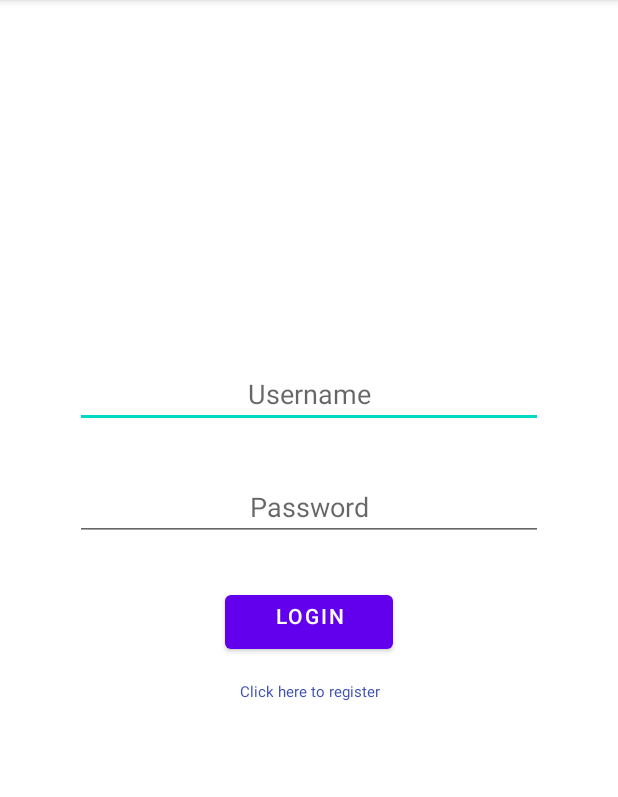
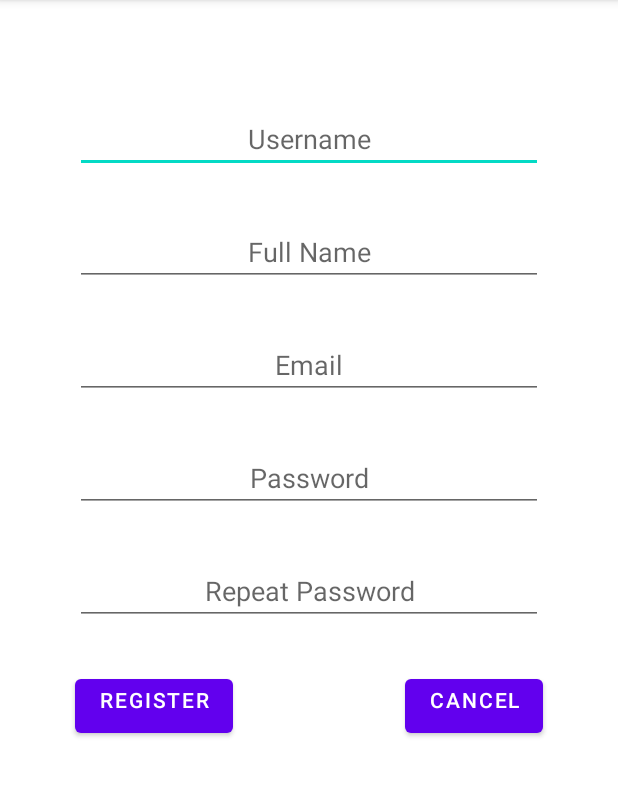
Before and after one commit to Leet-Soft/MoneyLaundryApp, an Android app: the screen it shows after launch (LoginActivity before the commit, RegisterActivity after it), after a tap on "Click here to register", on a phone screen of 412 x 824 dp, the part 84-881 px from its top. Run offline under Robolectric (Android 15) with nearby library versions, the phone set to English and light mode, and no system bars.

Commit message:
5.3.2023 end of day commit

```diff
--- a/app/src/main/java/uni/fmi/masters/moneylaundryapp/LoginActivity.java
+++ b/app/src/main/java/uni/fmi/masters/moneylaundryapp/LoginActivity.java
@@ -1,13 +1,52 @@
 package uni.fmi.masters.moneylaundryapp;
 
 import androidx.appcompat.app.AppCompatActivity;
+
+import android.content.Intent;
 import android.os.Bundle;
+import android.view.View;
+import android.widget.EditText;
+import android.widget.Toast;
+
+import uni.fmi.masters.moneylaundryapp.entity.UserEntity;
+import uni.fmi.masters.moneylaundryapp.helper.SQLiteHelper;
 
 public class LoginActivity extends AppCompatActivity {
+
+    EditText usernameET;
+    EditText passwordET;
+    SQLiteHelper db;
+    int counter = 0;
 
     @Override
     protected void onCreate(Bundle savedInstanceState) {
         super.onCreate(savedInstanceState);
         setContentView(R.layout.activity_login);
+        usernameET = findViewById(R.id.loginUsernameET);
+        passwordET = findViewById(R.id.loginPasswordET);
+        db = new SQLiteHelper(this);
+    }
+
+    public void login(View view){
+        UserEntity user = db.login(usernameET.getText().toString(),
+                passwordET.getText().toString());
+
+        counter++;
+
+        if(user != null){
+            Intent intent = new Intent(this, MainActivity.class);
+            startActivity(intent);
+        }else{
+            Toast.makeText(this, "Wrong Credentials....",
+                    Toast.LENGTH_SHORT).show();
+            if(counter > 2){
+                finish();
+            }
+        }
+    }
+
+    public void register(View view){
+        Intent intent = new Intent(this, RegisterActivity.class);
+        startActivity(intent);
     }
 }
--- a/app/src/main/java/uni/fmi/masters/moneylaundryapp/RegisterActivity.java
+++ b/app/src/main/java/uni/fmi/masters/moneylaundryapp/RegisterActivity.java
@@ -2,13 +2,65 @@ package uni.fmi.masters.moneylaundryapp;
 
 import androidx.appcompat.app.AppCompatActivity;
 
+import android.content.Intent;
 import android.os.Bundle;
+import android.util.Log;
+import android.view.View;
+import android.widget.EditText;
+import android.widget.Toast;
+
+import uni.fmi.masters.moneylaundryapp.entity.UserEntity;
+import uni.fmi.masters.moneylaundryapp.helper.SQLiteHelper;
 
 public class RegisterActivity extends AppCompatActivity {
 
+    EditText usernameET;
+    EditText passwordET;
+    EditText repeatPasswordET;
+    EditText nameET;
+    EditText emailET;
+
+    SQLiteHelper db;
     @Override
     protected void onCreate(Bundle savedInstanceState) {
         super.onCreate(savedInstanceState);
         setContentView(R.layout.activity_register);
+
+        usernameET = findViewById(R.id.registerUsernameET);
+        passwordET = findViewById(R.id.registerPasswordET);
+        repeatPasswordET = findViewById(R.id.registerRepeatPassword);
+        nameET = findViewById(R.id.registerNameET);
+        emailET = findViewById(R.id.registerEmailET);
+
+        db = new SQLiteHelper(this);
+    }
+    public void returnToLogin(View view){
+        if(view.getId() == R.id.registerOkB){
+            if(passwordET.getText().length() > 0
+                && emailET.getText().length() > 0
+                && usernameET.getText().length() > 0
+                && passwordET.getText().toString()
+                    .equals(repeatPasswordET.getText().toString())) {
+
+                UserEntity user = new UserEntity();
+
+                user.setEmail(emailET.getText().toString());
+                user.setFullName(nameET.getText().toString());
+                user.setPassword(passwordET.getText().toString());
+                user.setUsername(usernameET.getText().toString());
+
+                if(!db.register(user)){
+                    Toast.makeText(this, "Username exists", Toast.LENGTH_SHORT).show();
+                    return;
+                }
+            }else{
+                Toast.makeText(this, "Something went wrong...", Toast.LENGTH_SHORT).show();
+                return;
+            }
+        }
+
+        Intent intent = new Intent(this, LoginActivity.class);
+        startActivity(intent);
+
     }
 }
--- /dev/null
+++ b/app/src/main/java/uni/fmi/masters/moneylaundryapp/helper/SQLiteHelper.java
@@ -0,0 +1,97 @@
+package uni.fmi.masters.moneylaundryapp.helper;
+
+import android.content.ContentValues;
+import android.content.Context;
+import android.database.Cursor;
+import android.database.sqlite.SQLiteDatabase;
+import android.database.sqlite.SQLiteOpenHelper;
+
+import androidx.annotation.Nullable;
+
+import uni.fmi.masters.moneylaundryapp.entity.UserEntity;
+
+public class SQLiteHelper extends SQLiteOpenHelper {
+
+    public static final String DB_NAME = "money.db";
+    public static final int DB_VERSION = 1;
+
+    public static final String COLUMN_ID = "id";
+    public static final String COLUMN_USERNAME = "username";
+    public static final String COLUMN_PASSWORD = "password";
+    public static final String COLUMN_NAME = "name";
+    public static final String COLUMN_EMAIL = "email";
+    public static final String COLUMN_AVATAR = "avatar";
+
+    public static final String USER_CREATE_QUERY = "CREATE TABLE Users (" +
+            "id INTEGER PRIMARY KEY AUTOINCREMENT," +
+            "name varchar(255)," +
+            "email varchar(255) UNIQUE NOT NULL," +
+            "password varchar(255) NOT NULL," +
+            "username varchar(255) UNIQUE NOT NULL," +
+            "avatar varchar(255)" +
+            ");";
+
+
+
+    public SQLiteHelper(@Nullable Context context) {
+        super(context, DB_NAME, null, DB_VERSION);
+    }
+
+    @Override
+    public void onCreate(SQLiteDatabase sqLiteDatabase) {
+        sqLiteDatabase.execSQL(USER_CREATE_QUERY);
+    }
+
+    @Override
+    public void onUpgrade(SQLiteDatabase sqLiteDatabase, int i, int i1) {
+
+    }
+
+    public UserEntity login(String username, String password){
+
+        SQLiteDatabase db = getReadableDatabase();
+        String rawQuery = "SELECT * FROM users WHERE "
+                + COLUMN_USERNAME + " = '" + username +  "' "
+                + " AND " + COLUMN_PASSWORD + " = '" + password + "'";
+
+        Cursor c = db.rawQuery(rawQuery, null);
+
+//        String rawQuery2 = "SELECT * FROM users WHERE "
+//                + COLUMN_USERNAME + " = '?' AND " + COLUMN_PASSWORD
+//                + " = '?'";
+//
+//        Cursor c2 = db.rawQuery(rawQuery2, new String[] {username, password});
+//
+
+        if(c.moveToFirst()){
+            int id = c.getInt(c.getColumnIndexOrThrow(COLUMN_ID));
+            String avatar = c.getString(c.getColumnIndexOrThrow(COLUMN_AVATAR));
+            String email = c.getString(c.getColumnIndexOrThrow(COLUMN_EMAIL));
+            String name = c.getString(c.getColumnIndexOrThrow(COLUMN_NAME));
+
+            UserEntity user = new UserEntity(username, password, email,name);
+            user.setId(id);
+            user.setAvatarPath(avatar);
+
+            return user;
+        }
+
+        return null;
+    }
+
+    public boolean register(UserEntity user){
+        SQLiteDatabase db = getWritableDatabase();
+
+        ContentValues cv = new ContentValues();
+        cv.put(COLUMN_AVATAR, user.getAvatarPath());
+        cv.put(COLUMN_USERNAME, user.getUsername());
+        cv.put(COLUMN_PASSWORD, user.getPassword());
+        cv.put(COLUMN_EMAIL, user.getEmail());
+        cv.put(COLUMN_NAME, user.getFullName());
+
+        if(db.insert("users",null,cv) != -1)
+            return true;
+
+        return false;
+    }
+}
```
Also changed, not shown: app/src/main/java/uni/fmi/masters/moneylaundryapp/entity/UserEntity.java (line endings or trailing spaces).
